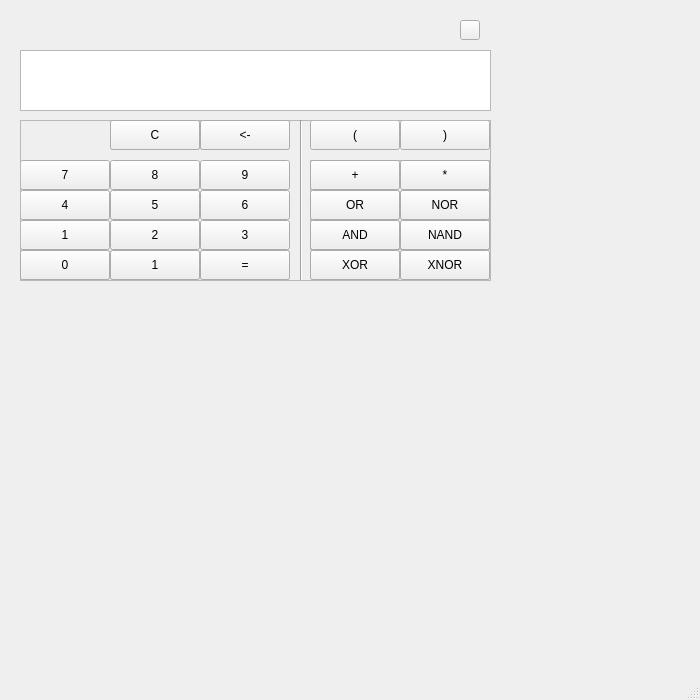
The window that src/mainwindow.ui (Trsak/Black-Coconuts) describes before a commit, drawn with Qt 5.
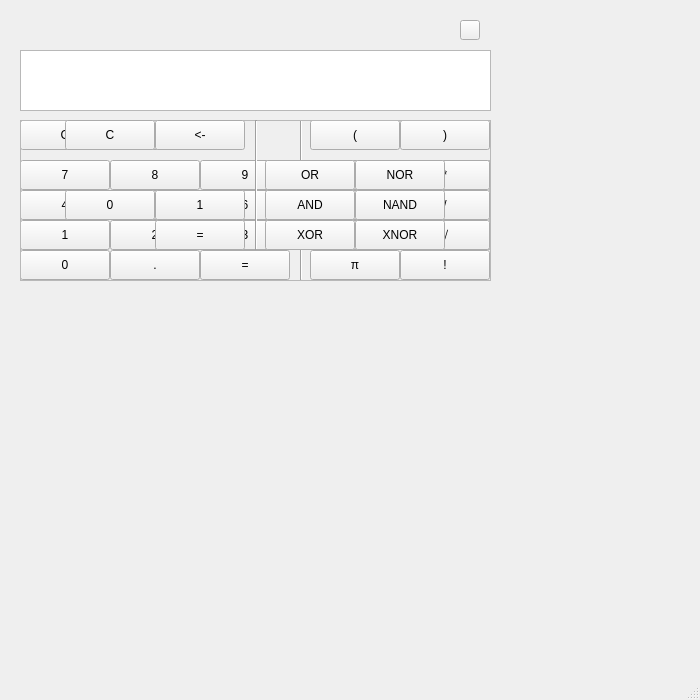
The same window after the commit. Icons and pictures are not drawn.

What changed in the file:
```diff
--- a/src/mainwindow.ui
+++ b/src/mainwindow.ui
@@ -224,7 +224,7 @@
     <widget class="QPushButton" name="buttonUndo">
      <property name="geometry">
       <rect>
-       <x>180</x>
+       <x>90</x>
        <y>0</y>
        <width>90</width>
        <height>30</height>
@@ -250,7 +250,7 @@
     <widget class="QPushButton" name="buttonWReset">
      <property name="geometry">
       <rect>
-       <x>90</x>
+       <x>0</x>
        <y>0</y>
        <width>90</width>
        <height>30</height>
@@ -516,8 +516,8 @@
     <widget class="QPushButton" name="buttonEnter_b">
      <property name="geometry">
       <rect>
-       <x>180</x>
-       <y>130</y>
+       <x>135</x>
+       <y>100</y>
        <width>90</width>
        <height>30</height>
       </rect>
@@ -529,8 +529,8 @@
     <widget class="QPushButton" name="button1_b">
      <property name="geometry">
       <rect>
-       <x>90</x>
-       <y>130</y>
+       <x>135</x>
+       <y>70</y>
        <width>90</width>
        <height>30</height>
       </rect>
@@ -542,8 +542,8 @@
     <widget class="QPushButton" name="button0_b">
      <property name="geometry">
       <rect>
-       <x>0</x>
-       <y>130</y>
+       <x>45</x>
+       <y>70</y>
        <width>90</width>
        <height>30</height>
       </rect>
@@ -555,7 +555,7 @@
     <widget class="QPushButton" name="buttonUndo_b">
      <property name="geometry">
       <rect>
-       <x>180</x>
+       <x>135</x>
        <y>0</y>
        <width>90</width>
        <height>30</height>
@@ -568,7 +568,7 @@
     <widget class="QPushButton" name="buttonWReset_b">
      <property name="geometry">
       <rect>
-       <x>90</x>
+       <x>45</x>
        <y>0</y>
        <width>90</width>
        <height>30</height>
@@ -581,8 +581,8 @@
     <widget class="QPushButton" name="buttonNOR_b">
      <property name="geometry">
       <rect>
-       <x>380</x>
-       <y>70</y>
+       <x>335</x>
+       <y>40</y>
        <width>90</width>
        <height>30</height>
       </rect>
@@ -594,8 +594,8 @@
     <widget class="QPushButton" name="buttonNAND_b">
      <property name="geometry">
       <rect>
-       <x>380</x>
-       <y>100</y>
+       <x>335</x>
+       <y>70</y>
        <width>90</width>
        <height>30</height>
       </rect>
@@ -607,8 +607,8 @@
     <widget class="QPushButton" name="buttonOR_b">
      <property name="geometry">
       <rect>
-       <x>290</x>
-       <y>70</y>
+       <x>245</x>
+       <y>40</y>
        <width>90</width>
        <height>30</height>
       </rect>
@@ -620,8 +620,8 @@
     <widget class="QPushButton" name="buttonAND_b">
      <property name="geometry">
       <rect>
-       <x>290</x>
-       <y>100</y>
+       <x>245</x>
+       <y>70</y>
        <width>90</width>
        <height>30</height>
       </rect>
@@ -633,8 +633,8 @@
     <widget class="QPushButton" name="buttonXOR_b">
      <property name="geometry">
       <rect>
-       <x>290</x>
-       <y>130</y>
+       <x>245</x>
+       <y>100</y>
        <width>90</width>
        <height>30</height>
       </rect>
@@ -646,8 +646,8 @@
     <widget class="QPushButton" name="buttonXNOR_b">
      <property name="geometry">
       <rect>
-       <x>380</x>
-       <y>130</y>
+       <x>335</x>
+       <y>100</y>
        <width>90</width>
        <height>30</height>
       </rect>
@@ -659,10 +659,10 @@
     <widget class="Line" name="line_2">
      <property name="geometry">
       <rect>
-       <x>280</x>
+       <x>235</x>
        <y>0</y>
        <width>3</width>
-       <height>160</height>
+       <height>130</height>
       </rect>
      </property>
      <property name="orientation">
```
